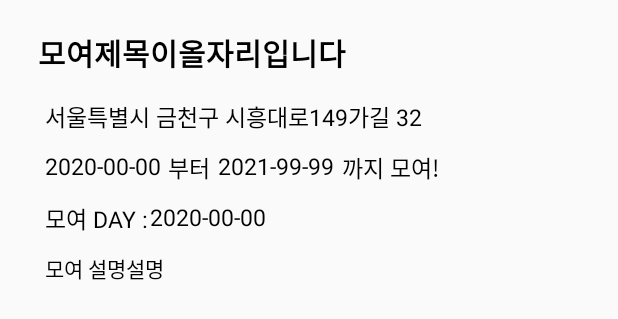
After one commit to hszzang/MovingClosetApp, an Android app: the layout member_moyo_info.xml on its own in the app's theme, with its tools: preview values and no code run, on a phone screen of 412 x 824 dp. The commit adds this screen. Shown: the top 319 px of the screen. Run offline under Robolectric (Android 15) with nearby library versions, the phone set to English and light mode, and no system bars.

```diff
--- a/app/build.gradle
+++ b/app/build.gradle
@@ -46,4 +46,5 @@ dependencies {
     androidTestImplementation 'com.android.support.test.espresso:espresso-core:3.0.2'
     compile fileTree(include: ['*.jar'], dir: 'libs')
     compile files('libs/libDaumMapAndroid.jar')
+    implementation 'com.github.clans:fab:1.6.4'
 }
--- a/app/src/main/res/layout/activity_main.xml
+++ b/app/src/main/res/layout/activity_main.xml
@@ -6,6 +6,7 @@
     android:orientation="vertical">
 
     <ImageView
+        android:id="@+id/loginpage_Logo"
         android:layout_width="300dp"
         android:layout_height="130dp"
         android:src="@drawable/movingclosetlogoblack" />
@@ -20,7 +21,7 @@
             android:layout_height="match_parent"
             android:layout_weight="1"
             android:text="회원"
-            android:background="@color/accentcolor"
+            android:background="@color/maincolor"
             android:textColor="@color/white"
             />
         <Button
@@ -61,7 +62,7 @@
             android:layout_width="match_parent"
             android:layout_height="60dp"
             android:text="로그인"
-            android:background="@color/accentcolor"
+            android:background="@color/maincolor"
             android:textColor="@color/white"
             android:textSize="8.5pt"
             android:layout_marginTop="30dp"
--- /dev/null
+++ b/app/src/main/res/layout/member_moyo_info.xml
@@ -0,0 +1,125 @@
+<?xml version="1.0" encoding="utf-8"?>
+<LinearLayout xmlns:android="http://schemas.android.com/apk/res/android"
+    android:orientation="vertical" android:layout_width="match_parent"
+    android:layout_height="match_parent"
+    android:paddingHorizontal="20dp"
+    android:paddingVertical="20dp"
+    >
+
+        <TextView
+            android:id="@+id/mymoyoinfo_moyoName"
+            android:layout_width="match_parent"
+            android:layout_height="35dp"
+            android:layout_marginLeft="5dp"
+            android:text="모여제목이올자리입니다"
+            android:textColor="@color/black"
+            android:textSize="9pt"
+            android:textStyle="bold" />
+
+        <TextView
+            android:id="@+id/mymoyoinfo_moyoAddr"
+            android:layout_width="match_parent"
+            android:layout_height="wrap_content"
+            android:layout_marginTop="5dp"
+            android:paddingVertical="5dp"
+            android:layout_marginLeft="10dp"
+            android:text="서울특별시 금천구 시흥대로149가길 32"
+            android:textColor="@color/black"
+            android:textSize="7pt" />
+
+        <RelativeLayout
+            android:layout_width="match_parent"
+            android:layout_height="wrap_content"
+            android:layout_marginLeft="10dp">
+
+            <TextView
+                android:id="@+id/mymoyoinfo_moyoStart"
+                android:layout_width="wrap_content"
+                android:layout_height="wrap_content"
+                android:paddingVertical="5dp"
+                android:text="2020-00-00"
+                android:textColor="@color/black"
+                android:textSize="7pt" />
+
+            <TextView
+                android:layout_width="wrap_content"
+                android:layout_height="wrap_content"
+                android:layout_alignParentStart="true"
+                android:layout_alignParentLeft="true"
+                android:layout_marginStart="82dp"
+                android:layout_marginLeft="82dp"
+                android:layout_marginBottom="0dp"
+                android:paddingVertical="5dp"
+                android:text="부터"
+                android:textColor="@color/black"
+                android:textSize="7pt" />
+
+            <TextView
+                android:id="@+id/mymoyoinfo_moyoEnd"
+                android:layout_width="wrap_content"
+                android:layout_height="wrap_content"
+                android:layout_alignParentStart="true"
+                android:layout_alignParentLeft="true"
+                android:layout_marginStart="115dp"
+                android:layout_marginLeft="115dp"
+                android:layout_marginBottom="0dp"
+                android:paddingVertical="5dp"
+                android:text="2021-99-99"
+                android:textColor="@color/black"
+                android:textSize="7pt" />
+
+            <TextView
+                android:layout_width="wrap_content"
+                android:layout_height="wrap_content"
+                android:layout_alignParentStart="true"
+                android:layout_alignParentLeft="true"
+                android:layout_marginStart="198dp"
+                android:layout_marginLeft="198dp"
+                android:layout_marginBottom="0dp"
+                android:paddingVertical="5dp"
+                android:text="까지 모여!"
+                android:textColor="@color/black"
+                android:textSize="7pt" />
+
+        </RelativeLayout>
+
+        <RelativeLayout
+            android:layout_width="match_parent"
+            android:layout_height="wrap_content"
+            android:layout_marginLeft="10dp">
+
+            <TextView
+                android:layout_width="wrap_content"
+                android:layout_height="wrap_content"
+                android:paddingVertical="5dp"
+                android:text="모여 DAY : "
+                android:textColor="@color/black"
+                android:textSize="7pt" />
+
+            <TextView
+                android:id="@+id/mymoyoinfo_moyoDday"
+                android:layout_width="wrap_content"
+                android:layout_height="wrap_content"
+                android:layout_alignParentStart="true"
+                android:layout_alignParentLeft="true"
+                android:layout_marginStart="70dp"
+                android:layout_marginLeft="70dp"
+                android:layout_marginBottom="0dp"
+                android:paddingVertical="5dp"
+                android:text="2020-00-00"
+                android:textColor="@color/black"
+                android:textSize="7pt" />
+
+        </RelativeLayout>
+
+        <TextView
+            android:id="@+id/mymoyoinfo_moyoDesc"
+            android:layout_width="match_parent"
+            android:layout_height="wrap_content"
+            android:paddingVertical="5dp"
+            android:layout_marginLeft="10dp"
+            android:text="모여 설명설명"
+            android:textColor="@color/black" />
+
+
+</LinearLayout>
```
Also changed, not shown: app/src/main/java/com/project/movingclosetapp/MainActivity.java (+33 -3 lines), app/src/main/java/com/project/movingclosetapp/MemberMainActivity.java (+11 -1 lines), app/src/main/java/com/project/movingclosetapp/memberfragments/MemberMap.java (+323 -26 lines), app/src/main/java/com/project/movingclosetapp/memberfragments/MoyoInfo.java (added, +31 -0 lines), app/src/main/java/com/project/movingclosetapp/memberfragments/MyMoyoList.java (+3 -4 lines), app/src/main/res/layout/member_map.xml (+78 -10 lines), app/src/main/res/layout/member_my_moyo_info.xml (+4 -4 lines).
